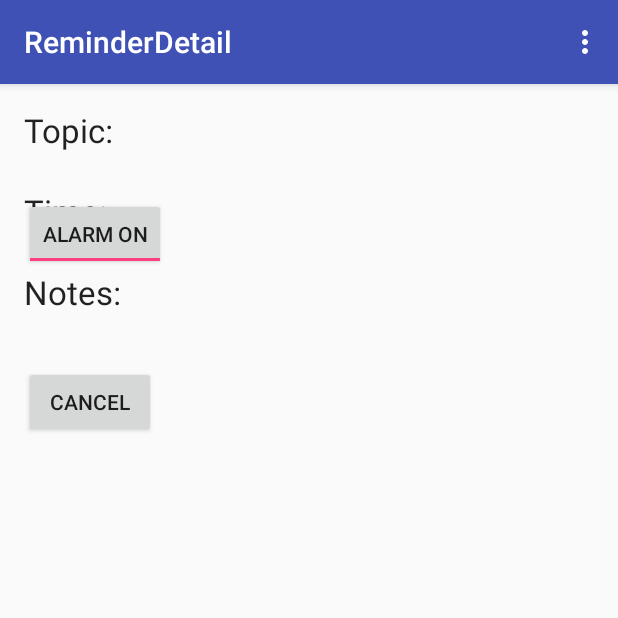
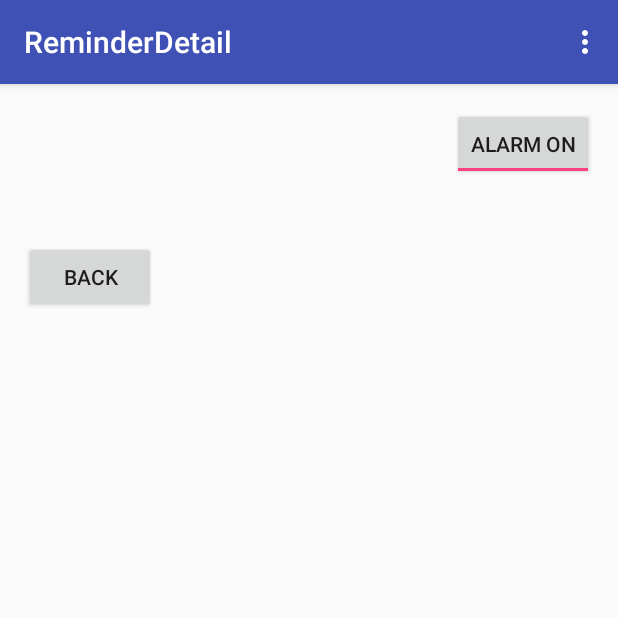
Before and after one commit to JJJJJJJJJ99/Inminder, an Android app: the ReminderDetail screen opened directly, with no data from a screen before it, on a phone screen of 412 x 824 dp, the top half of it. Run offline under Robolectric (Android 15) with nearby library versions, the phone set to English and light mode, and no system bars; 6 statements that could not run were skipped.

Commit message:
before merge segment

```diff
--- a/app/src/main/res/layout/activity_reminder_detail.xml
+++ b/app/src/main/res/layout/activity_reminder_detail.xml
@@ -14,9 +14,8 @@
         android:layout_width="wrap_content"
         android:layout_height="wrap_content"
         android:textAppearance="?android:attr/textAppearanceLarge"
-        android:text="@string/reminderName"
-        android:id="@+id/name"
-        android:layout_alignParentTop="true"
+        android:text=""
+        android:id="@+id/nameDetail"
         android:layout_alignParentLeft="true"
         android:layout_alignParentStart="true" />
 
@@ -25,17 +24,7 @@
         android:layout_height="wrap_content"
         android:textAppearance="?android:attr/textAppearanceMedium"
         android:text=""
-        android:id="@+id/nameDetail"
-        android:layout_below="@+id/name"
-        android:layout_alignParentLeft="true"
-        android:layout_alignParentStart="true" />
-
-    <TextView
-        android:layout_width="wrap_content"
-        android:layout_height="wrap_content"
-        android:textAppearance="?android:attr/textAppearanceLarge"
-        android:text="@string/notifiTime"
-        android:id="@+id/time"
+        android:id="@+id/timeDetail"
         android:layout_below="@+id/nameDetail"
         android:layout_alignParentLeft="true"
         android:layout_alignParentStart="true" />
@@ -45,28 +34,18 @@
         android:layout_height="wrap_content"
         android:textAppearance="?android:attr/textAppearanceMedium"
         android:text=""
-        android:id="@+id/timeDetail"
-        android:layout_below="@+id/time"
-        android:layout_alignParentLeft="true"
-        android:layout_alignParentStart="true" />
-
-    <TextView
-        android:layout_width="wrap_content"
-        android:layout_height="wrap_content"
-        android:textAppearance="?android:attr/textAppearanceLarge"
-        android:text="@string/notes"
-        android:id="@+id/notes"
+        android:id="@+id/noteDetail"
         android:layout_below="@+id/timeDetail"
         android:layout_alignParentLeft="true"
         android:layout_alignParentStart="true" />
 
-    <TextView
+    <Button
+        android:text="Back"
         android:layout_width="wrap_content"
         android:layout_height="wrap_content"
-        android:textAppearance="?android:attr/textAppearanceMedium"
-        android:text=""
-        android:id="@+id/noteDetail"
-        android:layout_below="@+id/notes"
+        android:id="@+id/re_detail_cancel"
+        android:layout_marginTop="10dp"
+        android:layout_below="@+id/noteDetail"
         android:layout_alignParentLeft="true"
         android:layout_alignParentStart="true" />
 
@@ -77,19 +56,9 @@
         android:textOff="@string/toggle_turn_off"
         android:checked="true"
         android:id="@+id/reminder_toggleBtn"
-        android:layout_above="@+id/notes"
-        android:layout_toRightOf="@id/timeDetail"
-        android:layout_toEndOf="@id/timeDetail"/>
-
-    <Button
-        android:text="@string/cancel"
-        android:layout_width="wrap_content"
-        android:layout_height="wrap_content"
-        android:id="@+id/re_detail_cancel"
-        android:layout_marginTop="10dp"
-        android:layout_below="@+id/noteDetail"
-        android:layout_alignParentLeft="true"
-        android:layout_alignParentStart="true" />
+        android:layout_alignParentTop="true"
+        android:layout_alignParentRight="true"
+        android:layout_alignParentEnd="true" />
 
     <!--<EditText-->
         <!--android:layout_width="wrap_content"-->
```
